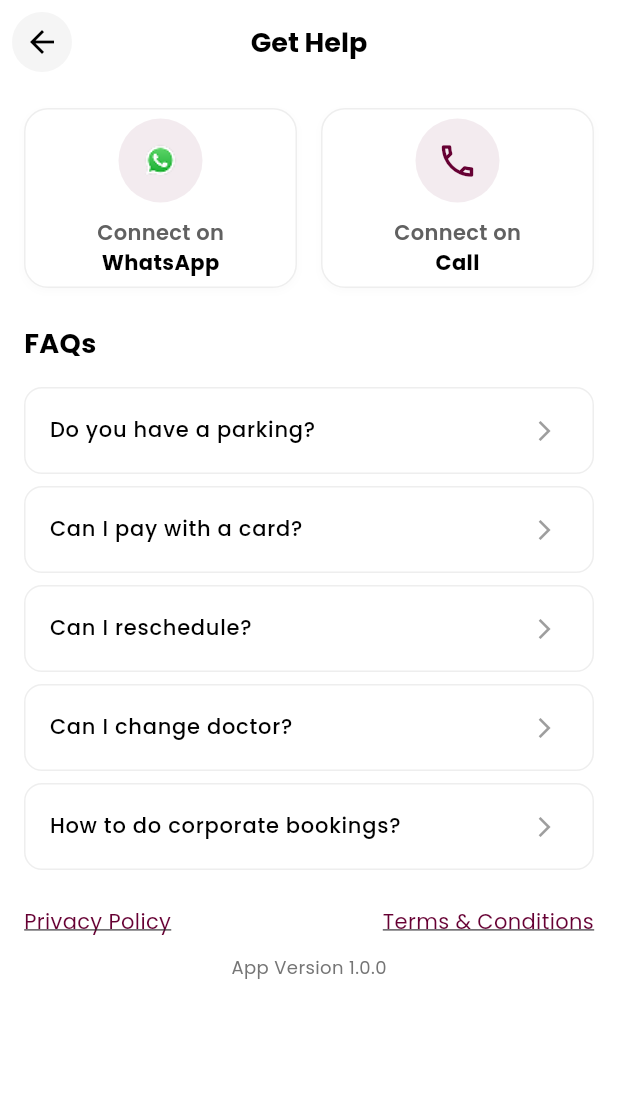
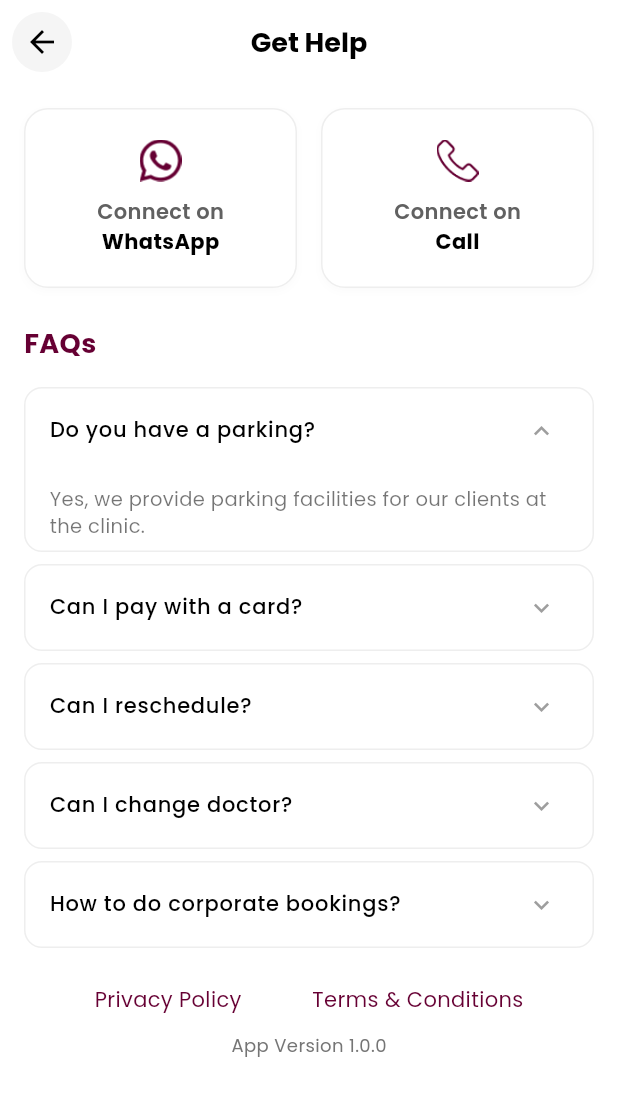
Before and after one commit to shubhamdevgupta/aesthetic_clinic, a Flutter app: the GetHelpScreen screen opened directly, after a tap on "Do you have a parking?", on a phone screen of 412 x 824 dp. Shown: the top 1096 px of the screen. Run offline on Flutter 3.47's test engine with Material 3 defaults, Android fonts, the light colour scheme and no system bars; our stand-ins replace connectivity_plus, country_picker, fluttertoast, google_fonts, iconsax, shared_preferences and 1 more; accounts and stored records are empty; network calls fail.

Commit message:
update some code and fixe changes

```diff
--- a/lib/views/profile_screens/get_help_screen.dart
+++ b/lib/views/profile_screens/get_help_screen.dart
@@ -1,9 +1,38 @@
 import 'package:flutter/material.dart';
-
 import '../../utils/Appcolor.dart';
 
-class GetHelpScreen extends StatelessWidget {
+class GetHelpScreen extends StatefulWidget {
   const GetHelpScreen({super.key});
+
+  @override
+  State<GetHelpScreen> createState() => _GetHelpScreenState();
+}
+
+class _GetHelpScreenState extends State<GetHelpScreen> {
+  int? expandedIndex;
+
+  final List<Map<String, String>> faqs = [
+    {
+      'q': 'Do you have a parking?',
+      'a': 'Yes, we provide parking facilities for our clients at the clinic.'
+    },
+    {
+      'q': 'Can I pay with a card?',
+      'a': 'Yes, we accept all major credit and debit cards for your convenience.'
+    },
+    {
+      'q': 'Can I reschedule?',
+      'a': 'Absolutely, you can reschedule your appointment with prior notice.'
+    },
+    {
+      'q': 'Can I change doctor?',
+      'a': 'Yes, you may choose or switch your doctor based on availability.'
+    },
+    {
+      'q': 'How to do corporate bookings?',
+      'a': 'For corporate bookings, please contact our clinic support team directly.'
+    },
+  ];
 
   @override
   Widget build(BuildContext context) {
@@ -43,7 +72,7 @@ class GetHelpScreen extends StatelessWidget {
                 Expanded(
                   child: _HelpActionCard(
                     icon: Image.asset(
-                      'assets/icons/ic_whatsapp.png',
+                      'assets/icons/ic_whatsapp_help.png',
                       width: 28,
                       height: 28,
                     ),
@@ -55,10 +84,10 @@ class GetHelpScreen extends StatelessWidget {
                 const SizedBox(width: 16),
                 Expanded(
                   child: _HelpActionCard(
-                    icon: const Icon(
-                      Icons.phone_outlined,
-                      size: 28,
-                      color: Appcolor.mehrun,
+                    icon: Image.asset(
+                      'assets/icons/ic_phone_help.png',
+                      width: 28,
+                      height: 28,
                     ),
                     titleTop: 'Connect on',
                     titleBottom: 'Call',
@@ -68,23 +97,75 @@ class GetHelpScreen extends StatelessWidget {
               ],
             ),
             const SizedBox(height: 24),
-            const Text(
+             Text(
               'FAQs',
               style: TextStyle(
                 fontSize: 18,
                 fontWeight: FontWeight.bold,
-                color: Colors.black,
+                color: Appcolor.mehrun,
               ),
             ),
             const SizedBox(height: 8),
-            _buildFaqItem(context, 'Do you have a parking?'),
-            _buildFaqItem(context, 'Can I pay with a card?'),
-            _buildFaqItem(context, 'Can I reschedule?'),
-            _buildFaqItem(context, 'Can I change doctor?'),
-            _buildFaqItem(context, 'How to do corporate bookings?'),
+
+            // FAQ list
+            Column(
+              children: List.generate(faqs.length, (index) {
+                final faq = faqs[index];
+                final isExpanded = expandedIndex == index;
+
+                return Container(
+                  margin: const EdgeInsets.only(top: 8),
+                  decoration: BoxDecoration(
+                    color: Colors.white,
+                    borderRadius: BorderRadius.circular(12),
+                    border: Border.all(color: Colors.grey[200]!),
+                  ),
+                  child: Column(
+                    children: [
+                      ListTile(
+                        title: Text(
+                          faq['q']!,
+                          style: const TextStyle(
+                            fontSize: 14,
+                            color: Colors.black,
+                            fontWeight: FontWeight.w500,
+                          ),
+                        ),
+                        trailing: Icon(
+                          isExpanded
+                              ? Icons.keyboard_arrow_up
+                              : Icons.keyboard_arrow_down,
+                          size: 20,
+                          color: Colors.grey,
+                        ),
+                        onTap: () {
+                          setState(() {
+                            expandedIndex = isExpanded ? null : index;
+                          });
+                        },
+                      ),
+                      if (isExpanded)
+                        Padding(
+                          padding: const EdgeInsets.symmetric(
+                              horizontal: 16, vertical: 8),
+                          child: Text(
+                            faq['a']!,
+                            style: const TextStyle(
+                              fontSize: 13,
+                              color: Colors.black54,
+                              height: 1.4,
+                            ),
+                          ),
+                        ),
+                    ],
+                  ),
+                );
+              }),
+            ),
+
             const SizedBox(height: 24),
             Row(
-              mainAxisAlignment: MainAxisAlignment.spaceBetween,
+              mainAxisAlignment: MainAxisAlignment.spaceEvenly,
               children: [
                 _buildFooterLink('Privacy Policy', () {}),
                 _buildFooterLink('Terms & Conditions', () {}),
@@ -107,33 +188,6 @@ class GetHelpScreen extends StatelessWidget {
     );
   }
 
-  Widget _buildFaqItem(BuildContext context, String question) {
-    return Container(
-      margin: const EdgeInsets.only(top: 8),
-      decoration: BoxDecoration(
-        color: Colors.white,
-        borderRadius: BorderRadius.circular(12),
-        border: Border.all(color: Colors.grey[200]!),
-      ),
-      child: ListTile(
-        title: Text(
-          question,
-          style: const TextStyle(
-            fontSize: 14,
-            color: Colors.black,
-            fontWeight: FontWeight.w500,
-          ),
-        ),
-        trailing: const Icon(
-          Icons.arrow_forward_ios,
-          size: 16,
-          color: Colors.grey,
-        ),
-        onTap: () {},
-      ),
-    );
-  }
-
   Widget _buildFooterLink(String text, VoidCallback onTap) {
     return GestureDetector(
       onTap: onTap,
@@ -142,7 +196,6 @@ class GetHelpScreen extends StatelessWidget {
         style: const TextStyle(
           color: Appcolor.mehrun,
           fontSize: 14,
-          decoration: TextDecoration.underline,
         ),
       ),
     );
@@ -183,16 +236,7 @@ class _HelpActionCard extends StatelessWidget {
         child: Column(
           mainAxisAlignment: MainAxisAlignment.center,
           children: [
-            Container(
-              width: 56,
-              height: 56,
-              decoration: BoxDecoration(
-                color:  Appcolor.mehrun.withOpacity(0.08),
-                shape: BoxShape.circle,
-              ),
-              alignment: Alignment.center,
-              child: icon,
-            ),
+            icon,
             const SizedBox(height: 10),
             Text(
               titleTop,
```
Also changed, not shown: lib/views/doctor/doctor_card.dart (+8 -5 lines), lib/views/doctor/doctor_profile_screen.dart (+7 -8 lines), lib/views/home_screens/clinic_based_screen.dart (+23 -11 lines), lib/views/profile_screens/personalise_screen.dart (+23 -19 lines), lib/views/profile_screens/profile_screen.dart (+14 -29 lines), lib/views/service_screens/service_popup.dart (+47 -5 lines), assets/icons/ic_phone_help.png (added), assets/icons/ic_whatsapp_help.png (added).
